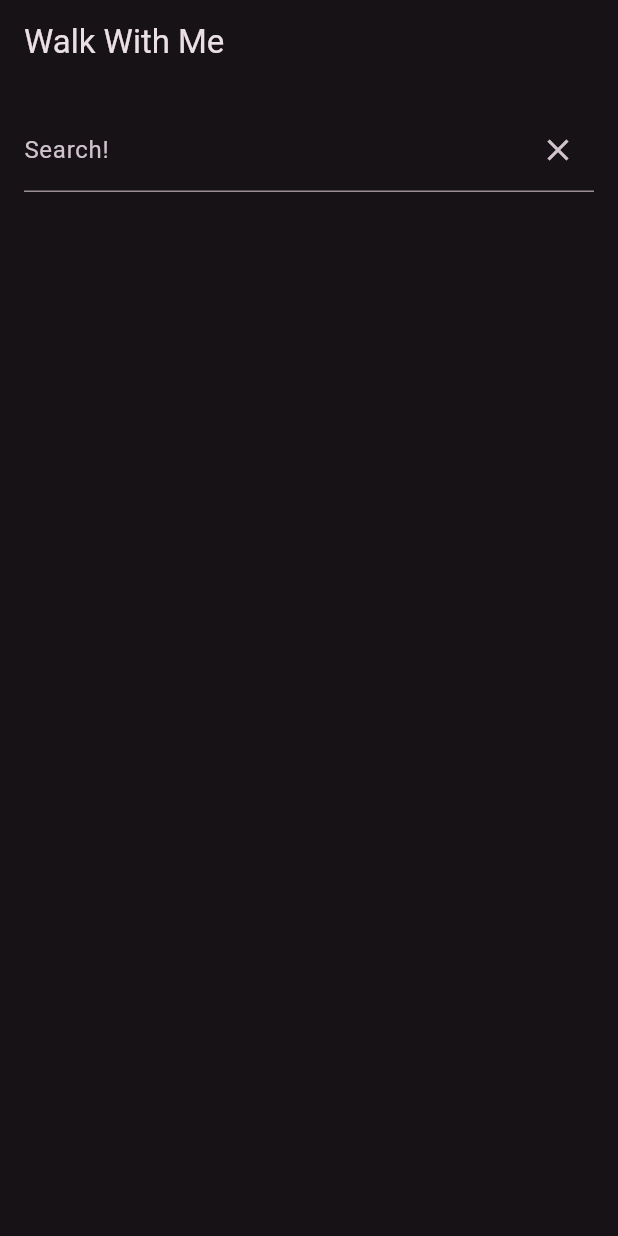
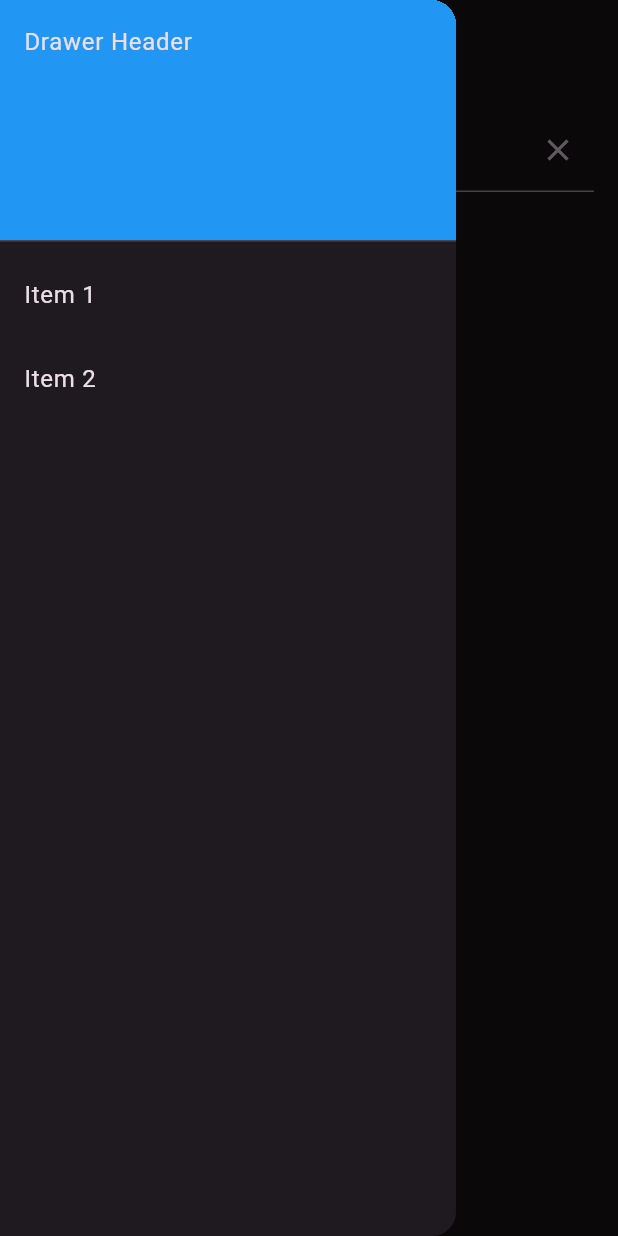
Before and after one commit to RahatIbnRafiq/wwm, a Flutter app: the screen it shows after launch, with the side drawer open (before the commit the screen has no drawer), on a phone screen of 412 x 824 dp. Run offline on Flutter 3.47's test engine with Material 3 defaults, Android fonts, the phone set to English and light mode, and no system bars.

Commit message:
Added drawer

```diff
--- a/lib/homepage.dart
+++ b/lib/homepage.dart
@@ -3,6 +3,7 @@ import 'package:flutter/material.dart';
 import 'package:wwm/service/wiki_service.dart';
 import 'package:wwm/constants.dart' as constants;
 import 'package:wwm/widgets/search_result.dart';
+import 'package:wwm/widgets/wwm_drawer.dart';
 
 class Homepage extends StatefulWidget {
   const Homepage({Key? key}) : super(key: key);
@@ -34,6 +35,7 @@ class _HomepageState extends State<Homepage> {
       appBar: AppBar(
         title: const Text(constants.appTitle),
       ),
+      drawer: const WWMDrawer(),
       body: Padding(
         padding: const EdgeInsets.all(16.0),
         child: Column(
--- a/lib/service/wiki_service.dart
+++ b/lib/service/wiki_service.dart
@@ -32,7 +32,6 @@ class Entity {
 
 class WikiService {
   Future<void> getEntityDetails(Entity entity) async {
-    await Future.delayed(const Duration(seconds: 2));
     final url = Uri.parse(constants.rootWikiUrl + entity.wikiKey);
     final response = await http.get(url);
     if (response.statusCode == 200) {
@@ -50,7 +49,6 @@ class WikiService {
           response.statusCode.toString());
     }
     entity.fullDescription = Utility.filterDescription(entity.fullDescription);
-    print(entity.fullDescription);
   }
 
   Future<List<Entity>> getEntities(String searchString) async {
--- /dev/null
+++ b/lib/widgets/wwm_drawer.dart
@@ -0,0 +1,40 @@
+import 'package:flutter/material.dart';
+
+class WWMDrawer extends StatelessWidget {
+  const WWMDrawer({Key? key}) : super(key: key);
+
+  @override
+  Widget build(BuildContext context) {
+    return Drawer(
+      child: ListView(
+        padding: EdgeInsets.zero,
+        children: [
+          const DrawerHeader(
+            child: Text('Drawer Header'),
+            decoration: BoxDecoration(
+              color: Colors.blue,
+            ),
+          ),
+          ListTile(
+            title: const Text('Item 1'),
+            onTap: () {
+              // Update the state of the app
+              // ...
+              // Then close the drawer
+              Navigator.pop(context);
+            },
+          ),
+          ListTile(
+            title: const Text('Item 2'),
+            onTap: () {
+              // // Update the state of the app
+              // // ...
+              // // Then close the drawer
+              // Navigator.pop(context);
+            },
+          ),
+        ],
+      ),
+    );
+  }
+}
```
